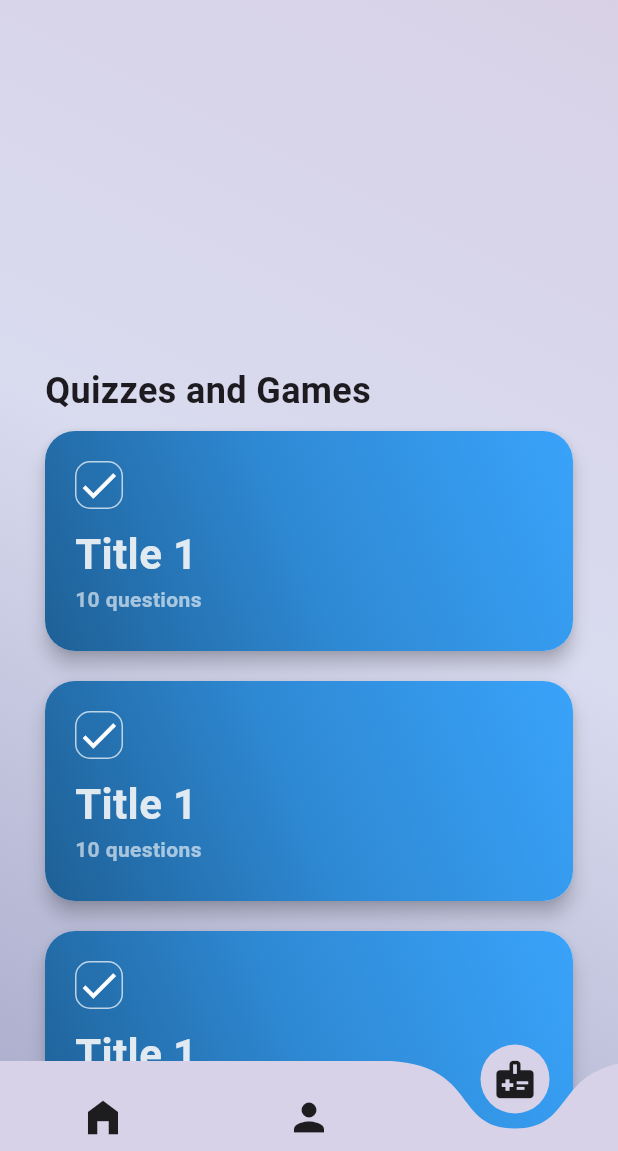
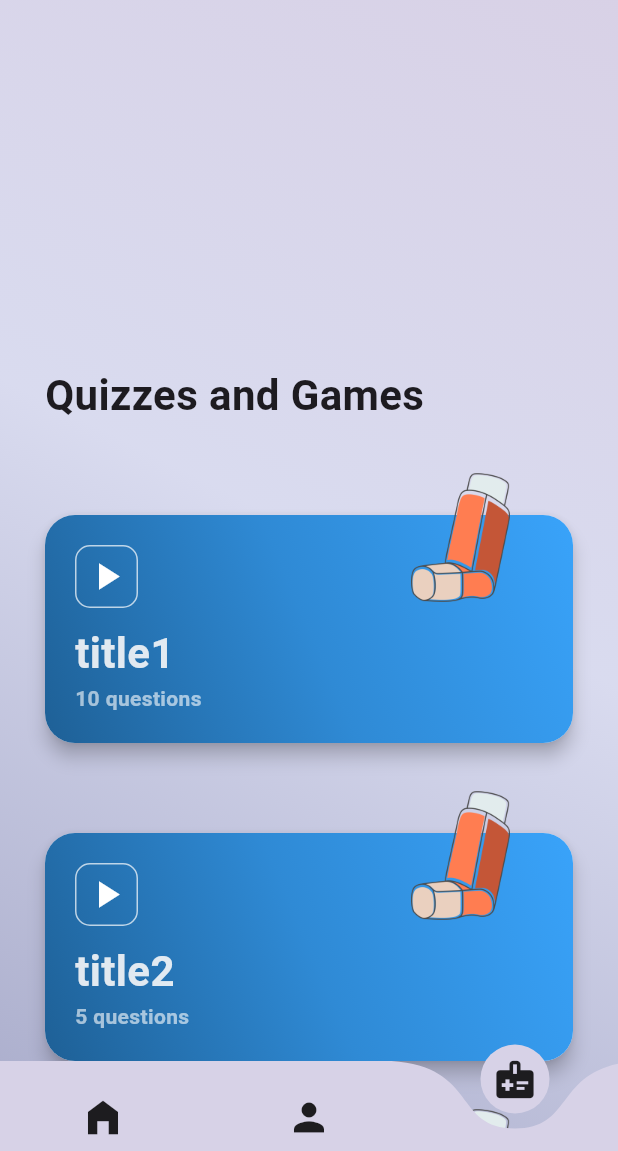
Before and after one commit to nadinnah/puffpal-usingFlutter, a Flutter app: the AppShell screen opened by its route, item 3 of the bottom bar chosen, on a phone screen of 412 x 824 dp, the part 85-1236 px from its top. Run offline on Flutter 3.47's test engine with Material 3 defaults, Android fonts, the phone set to English and light mode, and no system bars; drawn by our look-alikes of curved_navigation_bar; our stand-ins replace cloud_firestore, firebase_auth, firebase_core, firebase_messaging, flutter_dotenv, flutter_local_notifications and 9 more; missing offline and left inert: android_alarm_manager_plus; accounts and stored records are empty; network calls fail.

Commit message:
add quiz page

```diff
--- a/lib/main.dart
+++ b/lib/main.dart
@@ -63,8 +63,8 @@ class App extends StatelessWidget {
             routes: {
               '/login': (context) => LoginPage(),
               '/signup': (context) => SignupPage(),
-              '/appshell': (context) => const AppShell(),
-              '/onboarding': (context) => const OnboardingScreen(),
+              '/appshell': (context) => AppShell(),
+              '/onboarding': (context) => OnboardingScreen(),
             },
               //home: initScreen ? LoginPage() : OnboardingScreen());
               home: initScreen ? AppShell() : OnboardingScreen());
--- a/lib/models/quiz.dart
+++ b/lib/models/quiz.dart
@@ -2,17 +2,49 @@ class QuizModel{
   final String title;
   final String noOfQuestions;
   final String question;
-  final String option1;
-  final String option2;
-  final String option3;
-  final String option4;
+  final List<String> options;
   final String answer;
+  final String image;
 
-  QuizModel(this.title, this.noOfQuestions, this.question, this.option1, this.option2, this.option3, this.option4, this.answer);
+  QuizModel({ required this.title,
+  required this.noOfQuestions,
+  required this.question,
+  required this.options,
+  required this.answer,
+  required this.image,});
 }
+
 List<QuizModel> quizList = [
-  QuizModel('title1', '10', 'question1','option1', 'option2', 'option3', 'option4', 'answer1'),
-  QuizModel('title2', '10', 'question2','option1', 'option2', 'option3', 'option4', 'answer2'),
-  QuizModel('title3', '10', 'question3','option1', 'option2', 'option3', 'option4', 'answer3'),
-  QuizModel('title4', '10', 'question4,','option1', 'option2', 'option3', 'option4', 'answer4')
+  QuizModel(
+    title: 'title1',
+    noOfQuestions: '10 questions',
+    question: 'question1',
+    options: ['option1', 'option2', 'option3', 'option4', 'option5', 'option6'],
+    answer: 'option1',
+    image: 'lib/assets/images/inhaler3.png',
+  ),
+  QuizModel(
+    title: 'title2',
+    noOfQuestions: '5 questions',
+    question: 'question2',
+    options: ['option1', 'option2', 'option3', 'option4', 'option5'],
+    answer: 'option2',
+    image: 'lib/assets/images/inhaler3.png',
+  ),
+  QuizModel(
+    title: 'title3',
+    noOfQuestions: '4 questions',
+    question: 'question3',
+    options: ['option1', 'option2', 'option3', 'option4'],
+    answer: 'option3',
+    image: 'lib/assets/images/inhaler3.png',
+  ),
+  QuizModel(
+    title: 'title4',
+    noOfQuestions: '5 questions',
+    question: 'question4',
+    options: ['option1', 'option2', 'option3', 'option4', 'option5'],
+    answer: 'option1',
+    image: 'lib/assets/images/inhaler3.png',
+  ),
 ];
--- a/lib/views/quizzes_games_page.dart
+++ b/lib/views/quizzes_games_page.dart
@@ -1,6 +1,8 @@
 import 'package:flutter/material.dart';
+import 'package:puffpal/views/questions_page.dart';
 
 import '../l10n/app_localizations.dart';
+import '../models/quiz.dart';
 
 class QuizzesGamesPage extends StatefulWidget {
   const QuizzesGamesPage({super.key});
@@ -10,6 +12,7 @@ class QuizzesGamesPage extends StatefulWidget {
 }
 
 class _QuizzesGamesPageState extends State<QuizzesGamesPage> {
+  final bool played= false;
   @override
   Widget build(BuildContext context) {
     return SingleChildScrollView(
@@ -20,47 +23,70 @@ class _QuizzesGamesPageState extends State<QuizzesGamesPage> {
           children: [
             Text(
               AppLocalizations.of(context)!.quizzesTitle,
-              style: TextStyle(fontSize: 24, fontWeight: FontWeight.bold),
+              style: TextStyle(fontSize: 28, fontWeight: FontWeight.bold),
             ),
-            GridView.count(
-              padding: EdgeInsets.only(top: 10),
-              crossAxisCount: 1,
+            Hero(
+              tag: quizList[0].image,
+              child: GestureDetector(
+                  onTap: () {
+                    Navigator.push(
+                      context,
+                      MaterialPageRoute(
+                        builder: (context) =>
+                           QuestionsPage(),
+                      ),
+                    );
+                  },
+                child: ListView.builder(
+                  padding: EdgeInsets.only(top: 0),
                   shrinkWrap: true,
                   physics: NeverScrollableScrollPhysics(),
-              childAspectRatio: 2.4,
-              crossAxisSpacing: 20,
-              mainAxisSpacing: 20,
-              children: List.generate(8, (index) {
-                return Material(
-                  borderRadius:BorderRadius.circular(20),
-                  elevation:5,
+                  itemCount: quizList.length,
+                  itemBuilder: (context, index) {
+                    return Stack(
+                      children: [
+                        Container(
+                          margin:EdgeInsets.only(top: 60),
+                          child: Material(
+                            borderRadius: BorderRadius.circular(20),
+                            elevation: 5,
                             child: Container(
+                              width: double.infinity,
                               padding: EdgeInsets.all(20),
                               decoration: BoxDecoration(
                                 gradient: LinearGradient(
                                   begin: Alignment.topRight,
                                   end: Alignment.bottomLeft,
-
                                   colors: [
                                     Color(0xFF39A3FA),
                                     Color(0xFF2F8AD5),
                                     Color(0xFF1E6096),
                                   ],
-                      ),borderRadius:BorderRadius.circular(20),
+                                ),
+                                borderRadius: BorderRadius.circular(20),
                               ),
                               child: Column(
                                 crossAxisAlignment: CrossAxisAlignment.start,
                                 children: [
                                   Container(
+                                    padding: EdgeInsets.all(5),
                                     decoration: BoxDecoration(
                                       border: Border.all(color: Colors.white70),
                                       borderRadius: BorderRadius.circular(10),
                                     ),
-                          child: Icon(Icons.done, color: Colors.white, size: 30),
+                                    child: played?Icon(
+                                      Icons.done,
+                                      color: Colors.white,
+                                      size: 30,
+                                    ):Icon(
+                                      Icons.play_arrow,
+                                      color: Colors.white,
+                                      size: 30,
+                                    ),
                                   ),
                                   SizedBox(height: 10),
                                   Text(
-                          'Title 1',
+                                    quizList[index].title,
                                     style: TextStyle(
                                       color: Color(0xE0FBFAFA),
                                       fontSize: 28,
@@ -68,7 +94,7 @@ class _QuizzesGamesPageState extends State<QuizzesGamesPage> {
                                     ),
                                   ),
                                   Text(
-                          '10 questions',
+                                    quizList[index].noOfQuestions,
                                     style: TextStyle(
                                       color: Colors.white60,
                                       fontSize: 14,
@@ -78,8 +104,26 @@ class _QuizzesGamesPageState extends State<QuizzesGamesPage> {
                                 ],
                               ),
                             ),
+                          ),
+                        ),
+                        Padding(
+                          padding:  EdgeInsets.only(right:0.0),
+                          child: Row(
+                            mainAxisAlignment: MainAxisAlignment.end,
+                            children: [
+                              Image.asset(
+                                'lib/assets/images/inhaler3.png',
+                                height: 150,
+                                width: 150,
+                              ),
+                            ],
+                          ),
+                        ),
+                      ],
                     );
-              }),
+                  },
+                ),
+              ),
             ),
             SizedBox(height: 80),
           ],
```
Also changed, not shown: lib/views/questions_page.dart (added, +15 -0 lines), lib/assets/images/inhaler3.png (added). Lines whose indentation alone changed are shown as unchanged.
